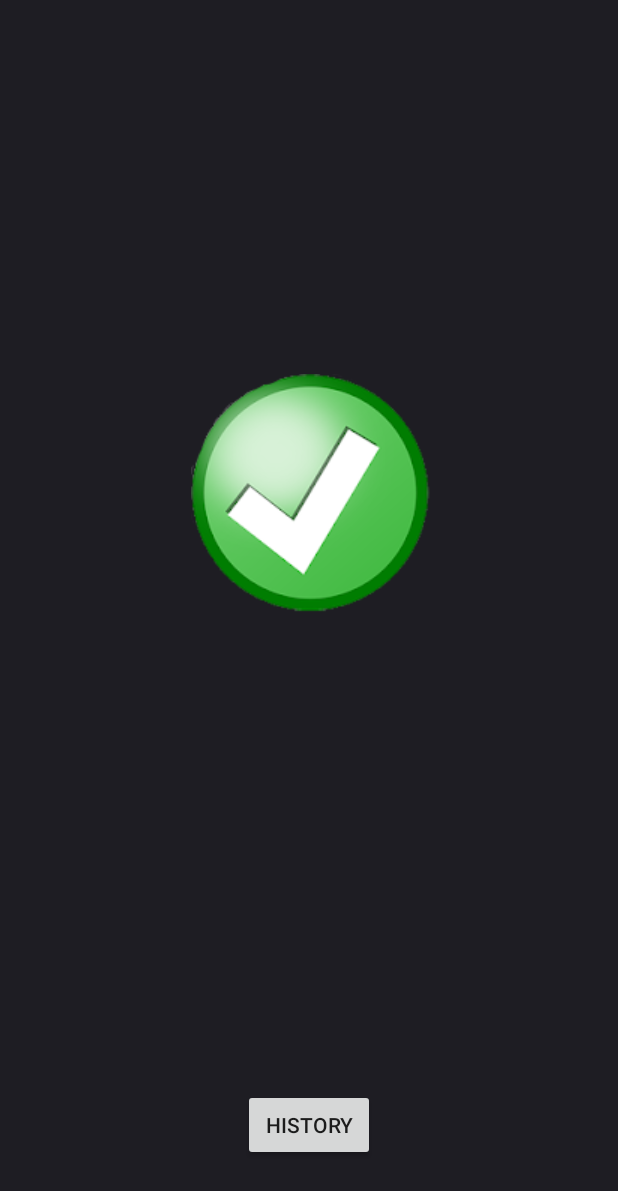
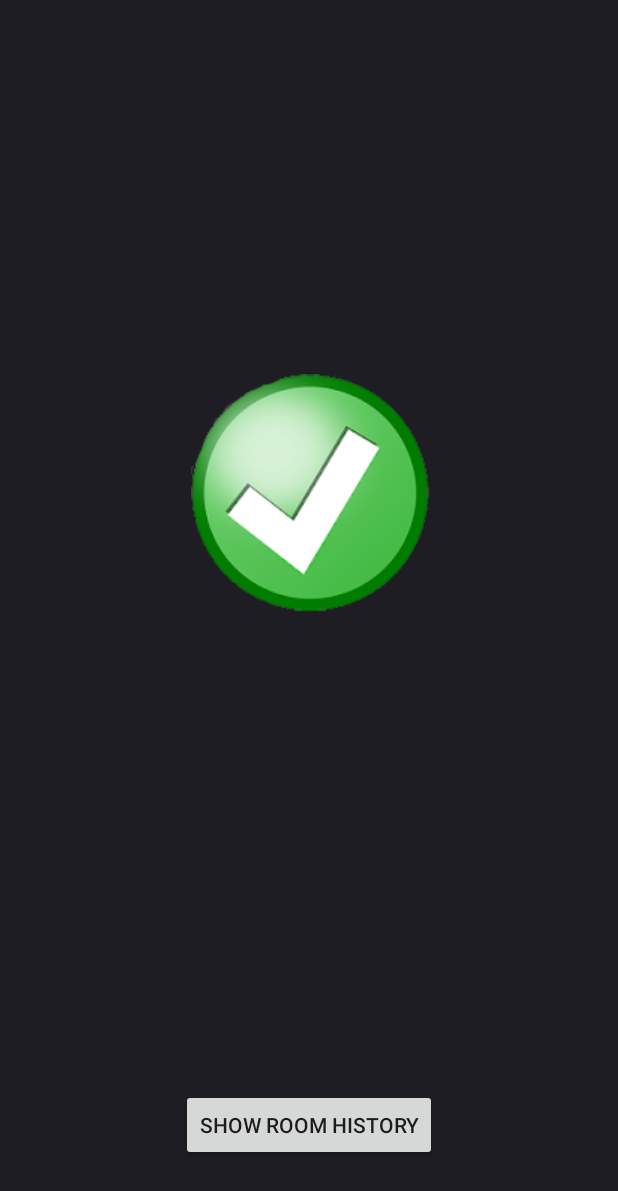
Before and after one commit to 4realDev/COVID-BUSTER-9000, an Android app: the layout current_room_fragment.xml on its own in the app's theme, with its tools: preview values and no code run, on a phone screen of 412 x 824 dp. Shown: the top 1191 px of the screen. Run offline under Robolectric (Android 15) with nearby library versions, the phone set to English and light mode, and no system bars.

Commit message:
improve layout of current room screen

```diff
--- a/Android/app/src/main/res/layout/current_room_fragment.xml
+++ b/Android/app/src/main/res/layout/current_room_fragment.xml
@@ -32,12 +32,12 @@
         android:id="@+id/labelCurrentCo2"
         android:layout_width="wrap_content"
         android:layout_height="wrap_content"
-        android:layout_marginBottom="60dp"
+        android:layout_marginBottom="4dp"
         android:textAlignment="center"
         android:textColor="#FFFFFF"
-        app:layout_constraintBottom_toTopOf="@+id/history_fragment_button"
+        app:layout_constraintBottom_toTopOf="@+id/labelppm"
         app:layout_constraintEnd_toEndOf="parent"
-        app:layout_constraintHorizontal_bias="0.532"
+        app:layout_constraintHorizontal_bias="0.497"
         app:layout_constraintStart_toStartOf="parent" />
 
     <ImageView
@@ -72,7 +72,7 @@
         android:layout_width="wrap_content"
         android:layout_height="wrap_content"
         android:layout_marginStart="100dp"
-        android:layout_marginTop="18dp"
+        android:layout_marginTop="4dp"
         android:layout_marginEnd="100dp"
         android:paddingLeft="16pt"
         android:paddingRight="16pt"
@@ -81,4 +81,17 @@
         app:layout_constraintStart_toStartOf="parent"
         app:layout_constraintTop_toBottomOf="@+id/imgSafetyStatus" />
 
+    <TextView
+        android:id="@+id/labelppm"
+        android:layout_width="wrap_content"
+        android:layout_height="wrap_content"
+        android:layout_marginBottom="40dp"
+        android:textAlignment="center"
+        android:textColor="#FFFFFF"
+        android:textSize="48sp"
+        android:textStyle="bold"
+        app:layout_constraintBottom_toTopOf="@+id/history_fragment_button"
+        app:layout_constraintEnd_toEndOf="parent"
+        app:layout_constraintStart_toStartOf="parent" />
+
 </androidx.constraintlayout.widget.ConstraintLayout>
--- a/Android/app/src/main/res/values/strings.xml
+++ b/Android/app/src/main/res/values/strings.xml
@@ -12,13 +12,10 @@
     <string name="history_fragment_warning_label">Warning</string>
     <string name="history_fragment_danger_label">Danger</string>
 
-    <string name="current_room_fragment_history_button">History</string>
-    <string name="current_room_fragment_co2_level_label">Current co2 level: %1$s</string>
-    <string name="current_room_fragment_safe">safe</string>
-    <string name="current_room_fragment_dangerous">dangerous</string>
-    <string name="current_room_fragment_warning">warning</string>
+    <string name="current_room_fragment_history_button">Show Room History</string>
     <string name="current_room_fragment_no_room_found">currently not in a room</string>
     <string name="current_room_fragment_status_image">status image</string>
 
     <string name="room_list_room_icon_description">Room Icon</string>
+    <string name="current_co2_concentration_in_ppm">Current CO2 concentration in ppm</string>
 </resources>
```
Also changed, not shown: Android/app/src/main/java/com/co2team/covidbuster/ui/currentroom/CurrentRoomFragment.kt (+7 -4 lines).
